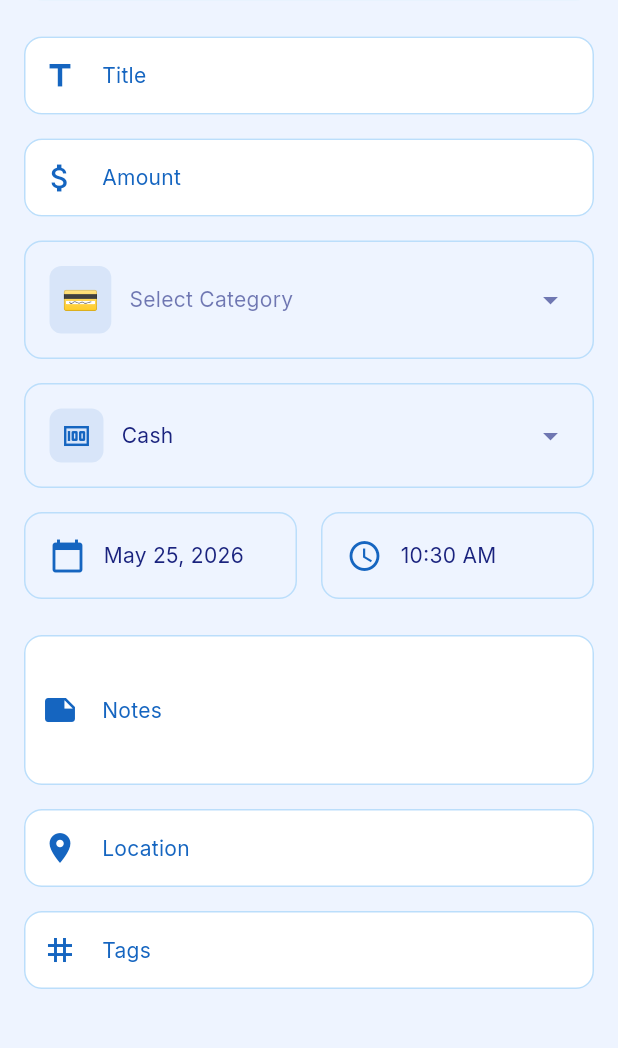
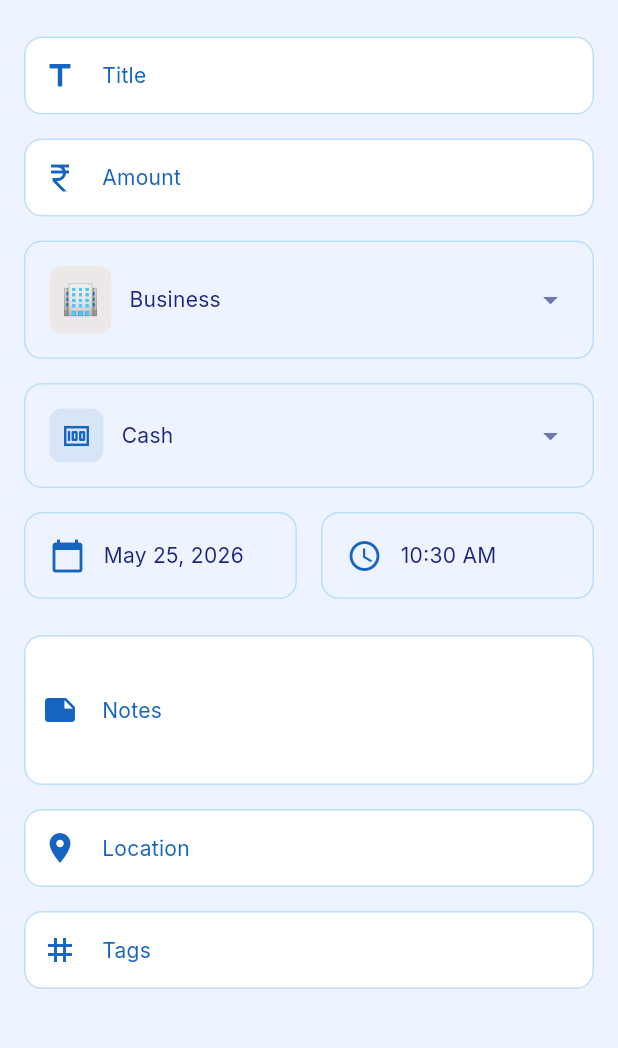
Before and after one commit to anonymousdev20/expenses, a Flutter app: the AddExpenseScreen screen opened directly, after a tap on "Income", on a phone screen of 412 x 824 dp, the part 187-1235 px from its top. Run offline on Flutter 3.47's test engine with Material 3 defaults, Android fonts, the phone set to English and light mode, and no system bars; our stand-ins replace animated_text_kit, fl_chart, google_fonts, lottie, shared_preferences; accounts and stored records are empty.

Commit message:
Remove login screen, go direct to app, fix rupee symbol

```diff
--- a/lib/main.dart
+++ b/lib/main.dart
@@ -39,7 +39,7 @@
             theme: AppTheme.lightTheme,
             darkTheme: AppTheme.darkTheme,
             themeMode: ThemeMode.system,
-            home: const LandingScreen(),
+            home: const AnimatedSplashScreen(),
             routes: {
               '/dashboard': (context) => const DashboardScreen(),
             },
--- a/lib/screens/add_expense_screen.dart
+++ b/lib/screens/add_expense_screen.dart
@@ -207,8 +207,8 @@
                 decoration: InputDecoration(
                   labelText: 'Amount',
                   hintText: '0.00',
-                  prefixIcon: const Icon(Icons.attach_money),
-                  prefixText: '${AppConstants.defaultCurrency} ',
+                  prefixIcon: const Icon(Icons.currency_rupee),
+                  prefixText: '${AppConstants.currencySymbol} ',
                 ),
                 keyboardType: TextInputType.numberWithOptions(decimal: true),
                 validator: (value) {
```
